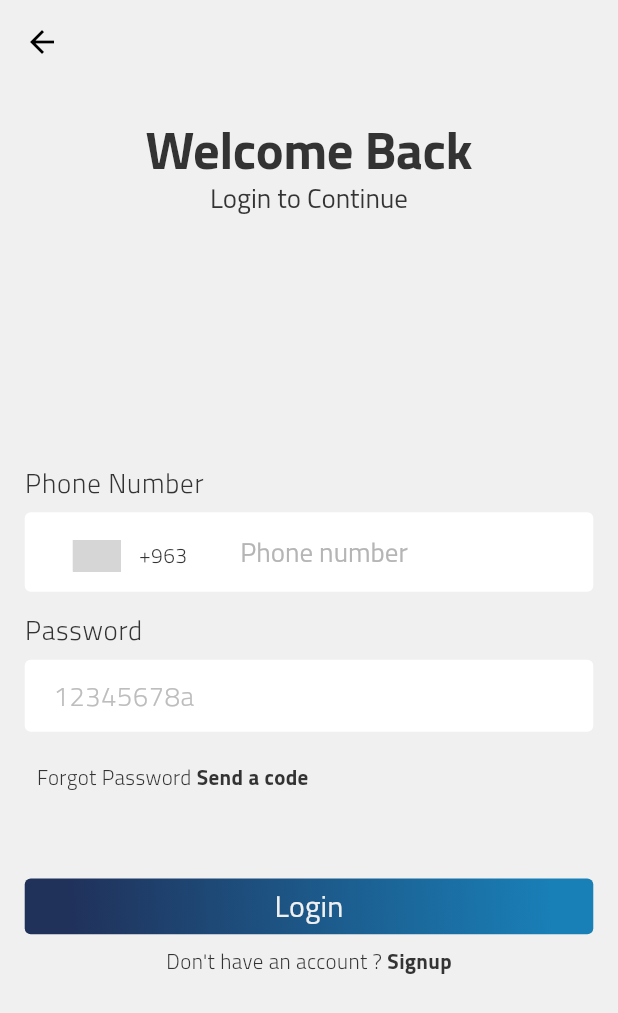
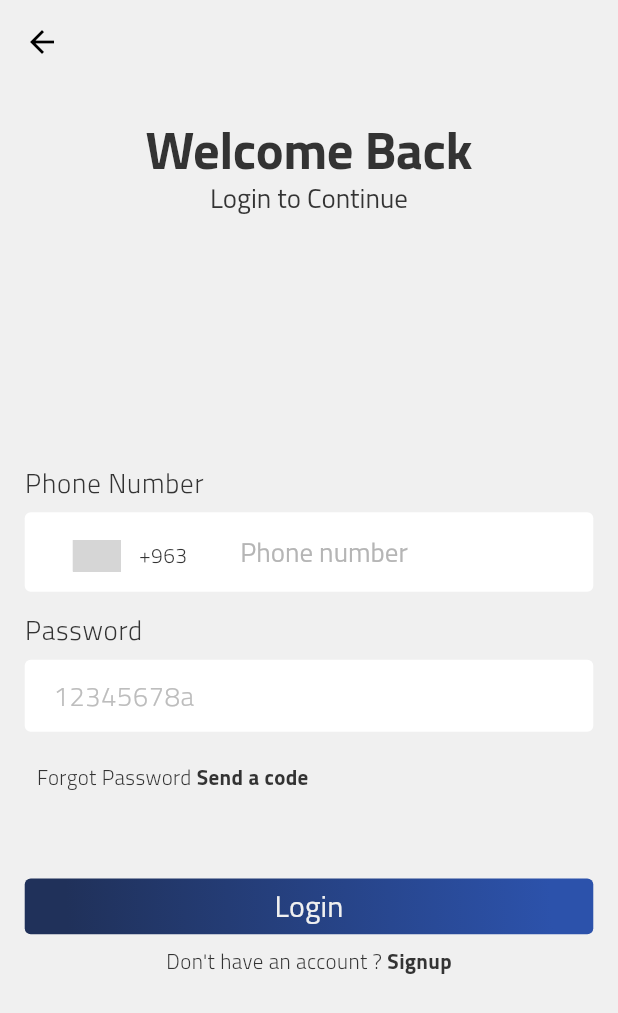
Before and after one commit to ihsan-git-1/Nostra-Casa-Real-Estate, a Flutter app: the screen it shows after launch, after a tap on "Login", on a phone screen of 412 x 824 dp. Shown: the top 1013 px of the screen. Run offline on Flutter 3.47's test engine with Material 2 defaults, Android fonts, the phone set to English and light mode, and no system bars; drawn by our look-alikes of intl_phone_number_input; our stand-ins replace bloc, easy_localization, equatable, flutter_bloc, flutter_svg, google_maps_flutter; missing offline and left inert: google_maps_flutter_android, google_maps_flutter_platform_interface; project files that could hold a hidden picture were left out; grey boxes are pictures that could not be loaded.

Commit message:
changed gradient

```diff
--- a/lib/presentation/login_screen/login_screen.dart
+++ b/lib/presentation/login_screen/login_screen.dart
@@ -170,6 +170,7 @@ class _LoginScreenState extends State<LoginScreen> {
                   SizedBox(height: getHeight * 0.06),
                   ElevatedButtonWidget(
                     title: 'Login'.tr(),
+                    //gradientColor: AppStyle.darkBlueColor,
                     onPressed: () {
                       if (_key.currentState!.validate()) {}
                     },
--- a/lib/utility/app_style.dart
+++ b/lib/utility/app_style.dart
@@ -3,7 +3,7 @@ import 'package:flutter/material.dart';
 class AppStyle {
   static const Color blackColor = Color(0xFF333333);
   static const Color darkBlueColor = Color(0xff20315a);
-  static const Color lightBlueColor = Color(0xFF197FB7);
+  static const Color lightBlueColor = Color(0xFF2C52AB);
   static const Color kBackGroundColor = Color(0xffF0F0F0);
   static const Color kGreyColor = Color(0xFFb5b5b5);
   static const Color redColor = Color(0xFFD81721);
```
